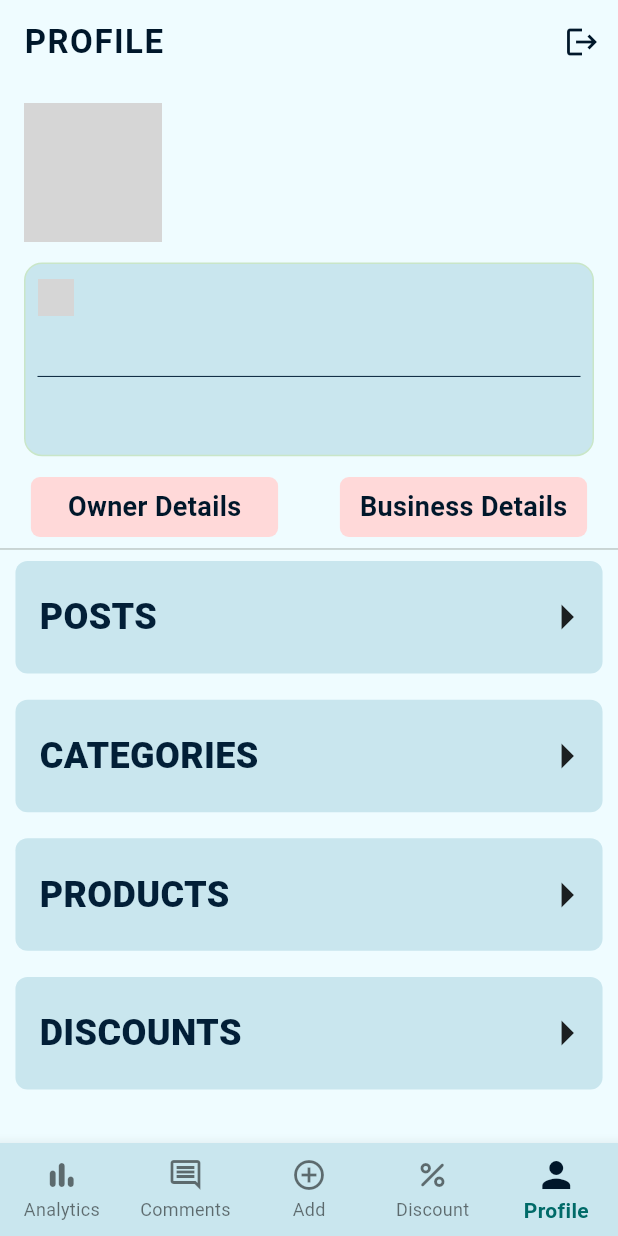
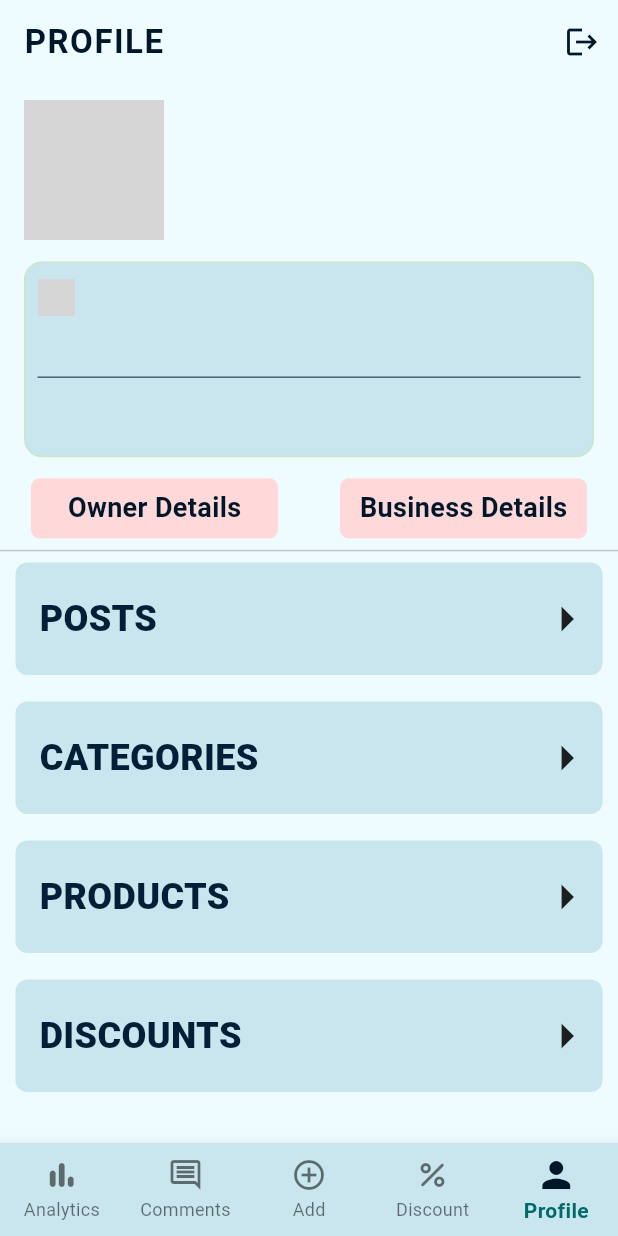
Before and after one commit to CodeWithJeet1204/LS-Business, a Flutter app: the screen it shows once a user with an empty profile is signed in, on a phone screen of 412 x 824 dp. Run offline on Flutter 3.47's test engine with Material 3 defaults, Android fonts, the phone set to English and light mode, and no system bars; our stand-ins replace auto_size_text, carousel_slider, cloud_firestore, connectivity_plus, firebase_auth, firebase_core and 7 more; missing offline and left inert: firebase_app_check; accounts and stored records are empty; network calls fail; grey boxes are pictures that could not be loaded.

Commit message:
Profile Page height changed to accomodate without scrolling

```diff
--- a/lib/page/main/profile/profile_page.dart
+++ b/lib/page/main/profile/profile_page.dart
@@ -98,13 +98,13 @@
           ),
         ],
       ),
-      body: Padding(
-        padding: const EdgeInsets.symmetric(vertical: 4),
-        child: LayoutBuilder(
+      body: LayoutBuilder(
         builder: (context, constraints) {
           final double width = constraints.maxWidth;
           final double height = constraints.maxHeight;
           return SingleChildScrollView(
+            child: Padding(
+              padding: EdgeInsets.symmetric(vertical: height * 0.0028125),
               child: Column(
                 children: [
                   Container(
@@ -575,9 +575,9 @@
                   ),
                 ],
               ),
+            ),
           );
         },
-        ),
       ),
     );
   }
```
Lines whose indentation alone changed are shown as unchanged.
